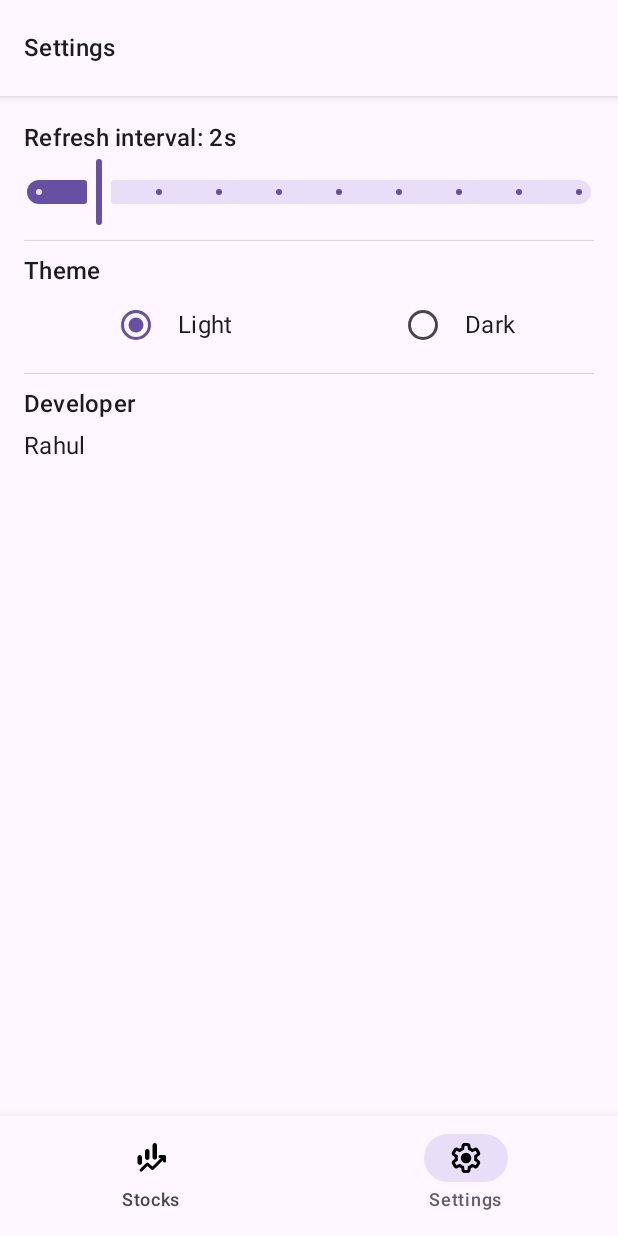
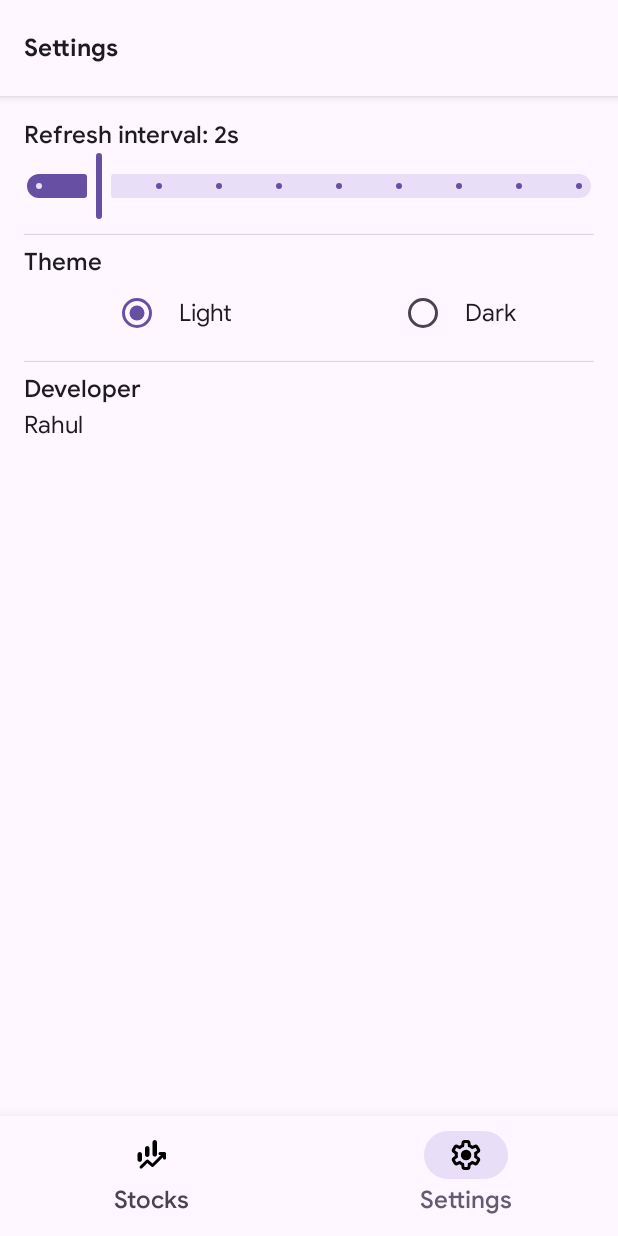
Before and after one commit to RahulSDeshpande/mb-stock-tracker-android, an Android app built with Jetpack Compose: the screen it shows after launch (MainActivity), item 2 of the bottom bar chosen, on a phone screen of 412 x 824 dp. Run offline under Robolectric (Android 15) with nearby library versions, the phone set to English and light mode, and no system bars; our stand-ins replace Dagger/Hilt's generated code.

Commit message:
feat: :lipstick: Update bottom navigation bar typography & init fonts into app theeme

```diff
--- a/app/src/main/java/com/rahul/stocker/ui/MainActivity.kt
+++ b/app/src/main/java/com/rahul/stocker/ui/MainActivity.kt
@@ -16,11 +16,13 @@ import androidx.compose.runtime.getValue
 import androidx.compose.ui.Modifier
 import androidx.compose.ui.draw.shadow
 import androidx.compose.ui.res.painterResource
+import androidx.compose.ui.text.font.FontWeight
 import androidx.compose.ui.unit.dp
 import androidx.lifecycle.compose.collectAsStateWithLifecycle
 import com.rahul.stocker.R
 import com.rahul.stocker.ext.EnumAppTheme
 import com.rahul.stocker.ext.EnumBottomTab
+import com.rahul.stocker.ext.theme.AppTypography
 import com.rahul.stocker.ui.settings.SettingsScreen
 import com.rahul.stocker.ui.stocks.StocksScreen
 import com.rahul.stocker.ui.stocks.StocksViewModel
@@ -49,6 +51,7 @@ class MainActivity : ComponentActivity() {
                     } else {
                         lightColorScheme()
                     },
+                typography = AppTypography,
             ) {
                 Scaffold(
                     bottomBar = {
@@ -59,7 +62,12 @@ class MainActivity : ComponentActivity() {
                             NavigationBarItem(
                                 selected = viewState.selectedTab == EnumBottomTab.STOCKS,
                                 onClick = { vm.selectTab(EnumBottomTab.STOCKS) },
-                                label = { Text(text = getString(R.string.tab_stocks)) },
+                                label = {
+                                    Text(
+                                        text = getString(R.string.tab_stocks),
+                                        style = MaterialTheme.typography.titleMedium.copy(fontWeight = FontWeight.Medium),
+                                    )
+                                },
                                 icon = {
                                     Image(
                                         painter = painterResource(R.drawable.ic_stocks),
@@ -70,7 +78,12 @@ class MainActivity : ComponentActivity() {
                             NavigationBarItem(
                                 selected = viewState.selectedTab == EnumBottomTab.SETTINGS,
                                 onClick = { vm.selectTab(EnumBottomTab.SETTINGS) },
-                                label = { Text(text = getString(R.string.tab_settings)) },
+                                label = {
+                                    Text(
+                                        text = getString(R.string.tab_settings),
+                                        style = MaterialTheme.typography.titleMedium.copy(fontWeight = FontWeight.Medium),
+                                    )
+                                },
                                 icon = {
                                     Image(
                                         painter = painterResource(R.drawable.ic_settings),
```
